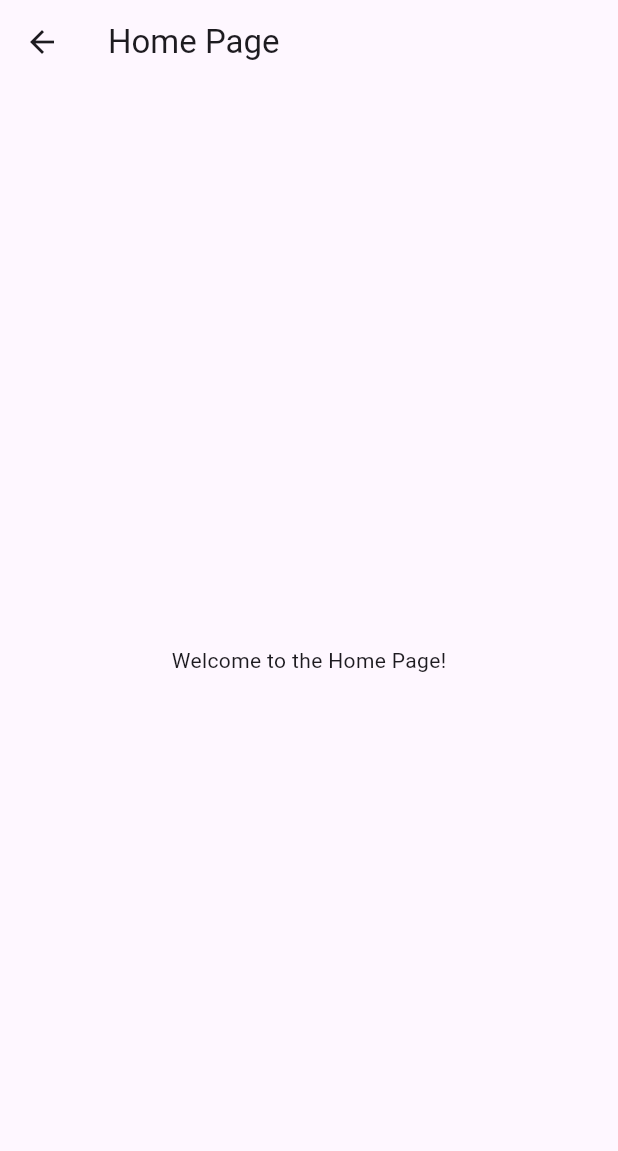
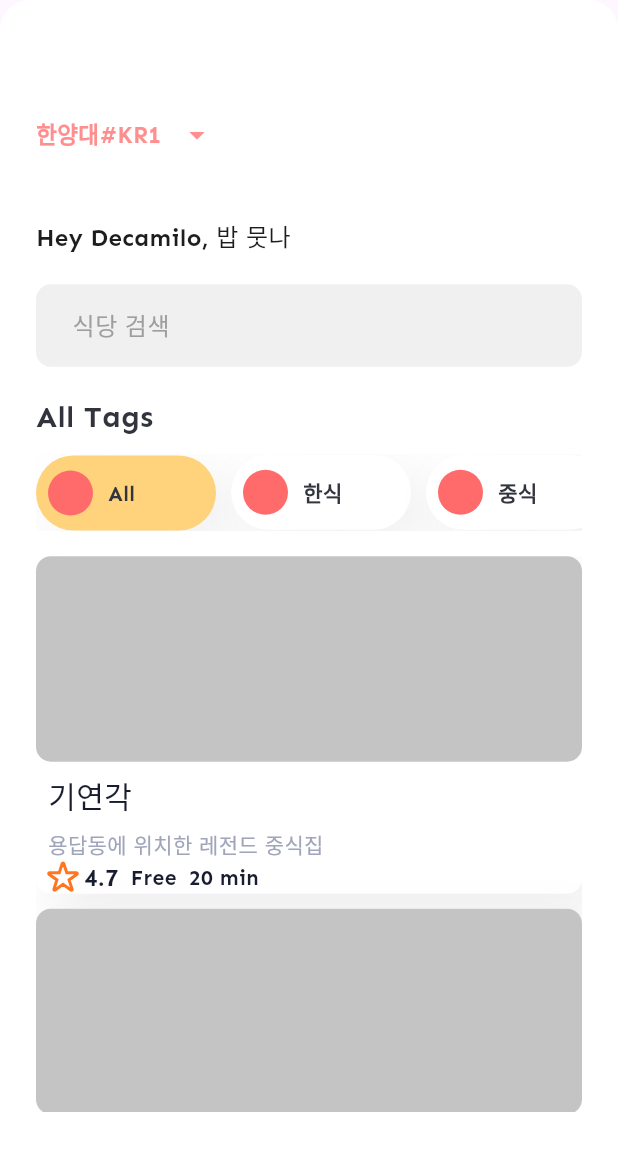
Before and after one commit to Project-MiMi/MM-Frontend, a Flutter app: the HomePage screen opened directly, on a phone screen of 412 x 824 dp. Shown: the top 1151 px of the screen. Run offline on Flutter 3.47's test engine with Material 3 defaults, Android fonts, the phone set to English and light mode, and no system bars.

Commit message:
HomePage

```diff
--- a/mm/lib/Group_Action.dart
+++ b/mm/lib/Group_Action.dart
@@ -8,11 +8,11 @@ class SelectCreateGroup extends StatelessWidget {
     final screenWidth = MediaQuery.of(context).size.width;
     final screenHeight = MediaQuery.of(context).size.height;
 
-    return SingleChildScrollView(
+    return Scaffold(
+      body: SingleChildScrollView(
         child: Center(
           child: Container(
             width: screenWidth,
-          height: screenHeight,
             padding: EdgeInsets.symmetric(horizontal: 16.0, vertical: 20.0),
             decoration: ShapeDecoration(
               color: Colors.white,
@@ -21,9 +21,9 @@ class SelectCreateGroup extends StatelessWidget {
               ),
             ),
             child: Column(
-            mainAxisAlignment: MainAxisAlignment.center,
+              mainAxisSize: MainAxisSize.min, // Column 크기를 콘텐츠에 맞춤
               children: [
-              Spacer(flex: 5),
+                SizedBox(height: screenHeight * 0.35), // 상단 여백, 버튼을 페이지 중앙에 위치하도록 조정
                 Row(
                   mainAxisAlignment: MainAxisAlignment.spaceEvenly,
                   children: [
@@ -31,7 +31,7 @@ class SelectCreateGroup extends StatelessWidget {
                     buildButton(context, '그룹 생성', Icons.add, CreateGroup()),
                   ],
                 ),
-              Spacer(flex: 2),
+                SizedBox(height: screenHeight * 0.3), // 버튼 사이 여백
                 TextButton(
                   onPressed: () {},
                   style: TextButton.styleFrom(
@@ -51,8 +51,9 @@ class SelectCreateGroup extends StatelessWidget {
                     ),
                   ),
                 ),
-              Spacer(flex: 1),
+                SizedBox(height: screenHeight * 0.02), // 하단 여백
               ],
+            ),
           ),
         ),
       ),
--- /dev/null
+++ b/mm/lib/HomePage.dart
@@ -0,0 +1,393 @@
+import 'package:flutter/material.dart';
+
+class HomePage extends StatefulWidget {
+  @override
+  _HomePageState createState() => _HomePageState();
+}
+
+class _HomePageState extends State<HomePage> {
+  String selectedTag = 'All';
+  bool showGroups = false;
+  String selectedGroup = '한양대#KR1';
+  List<String> groups = [
+    '한양대#KR1',
+    '서울대#KR1',
+    '고려대#KR1',
+    '연세대#KR1',
+    '성균관대#KR1'
+  ];
+
+  @override
+  Widget build(BuildContext context) {
+    // 화면의 너비와 높이 가져오기
+    final screenWidth = MediaQuery.of(context).size.width;
+    final screenHeight = MediaQuery.of(context).size.height;
+
+    return Scaffold(
+      body: SingleChildScrollView(
+        child: Stack(
+          children: [
+            Column(
+              children: [
+                Container(
+                  width: screenWidth,
+                  height: screenHeight,
+                  clipBehavior: Clip.antiAlias,
+                  decoration: ShapeDecoration(
+                    color: Colors.white,
+                    shape: RoundedRectangleBorder(
+                      borderRadius: BorderRadius.circular(20),
+                    ),
+                  ),
+                  child: Stack(
+                    children: [
+                      Positioned(
+                        left: 24,
+                        top: screenHeight * 0.08,
+                        child: Column(
+                          crossAxisAlignment: CrossAxisAlignment.start,
+                          children: [
+                            Row(
+                              children: [
+                                Text(
+                                  selectedGroup,
+                                  style: TextStyle(
+                                    color: Color(0xFFFF8F8F),
+                                    fontSize: 15,
+                                    fontFamily: 'Sen',
+                                    fontWeight: FontWeight.w700,
+                                  ),
+                                ),
+                                IconButton(
+                                  icon: Icon(
+                                    showGroups ? Icons.arrow_drop_up : Icons.arrow_drop_down,
+                                    color: Color(0xFFFF8F8F),
+                                  ),
+                                  onPressed: () {
+                                    setState(() {
+                                      showGroups = !showGroups;
+                                    });
+                                  },
+                                ),
+                              ],
+                            ),
+                          ],
+                        ),
+                      ),
+                      Positioned(
+                        left: 24,
+                        top: screenHeight * 0.18,
+                        child: Text(
+                          'Hey Decamilo, 밥 뭇나',
+                          style: TextStyle(
+                            color: Color(0xFF1E1D1D),
+                            fontSize: 16,
+                            fontFamily: 'Sen',
+                            fontWeight: FontWeight.w400,
+                            height: 1.2,
+                          ),
+                        ),
+                      ),
+                      Positioned(
+                        left: 24,
+                        top: screenHeight * 0.23,
+                        child: Container(
+                          width: screenWidth - 48,
+                          height: 62,
+                          child: TextField(
+                            decoration: InputDecoration(
+                              hintText: '식당 검색',
+                              hintStyle: TextStyle(color: Colors.grey),
+                              filled: true,
+                              fillColor: Color(0xFFF0F0F0), // 연한 회색
+                              border: OutlineInputBorder(
+                                borderRadius: BorderRadius.circular(10),
+                                borderSide: BorderSide.none,
+                              ),
+                              contentPadding: EdgeInsets.symmetric(horizontal: 20, vertical: 15),
+                            ),
+                          ),
+                        ),
+                      ),
+                      Positioned(
+                        left: 24,
+                        top: screenHeight * 0.32,
+                        child: Container(
+                          width: screenWidth - 48,
+                          height: 104,
+                          child: Column(
+                            crossAxisAlignment: CrossAxisAlignment.start,
+                            children: [
+                              Text(
+                                'All Tags',
+                                style: TextStyle(
+                                  color: Color(0xFF31343D),
+                                  fontSize: 20,
+                                  fontFamily: 'Sen',
+                                  fontWeight: FontWeight.w400,
+                                ),
+                              ),
+                              SizedBox(height: 10),
+                              SingleChildScrollView(
+                                scrollDirection: Axis.horizontal,
+                                child: Row(
+                                  children: [
+                                    _buildTagButton('All', Color(0xFFFFD27C)),
+                                    _buildTagButton('한식', Colors.white),
+                                    _buildTagButton('중식', Colors.white),
+                                    _buildTagButton('Pizza', Colors.white),
+                                  ],
+                                ),
+                              ),
+                            ],
+                          ),
+                        ),
+                      ),
+                      Positioned(
+                        left: 24,
+                        top: screenHeight * 0.45,
+                        child: Container(
+                          width: screenWidth - 48,
+                          height: screenHeight * 0.45, // Adjusted height to allow scrolling
+                          child: SingleChildScrollView(
+                            child: Column(
+                              children: [
+                                _buildRestaurantButton('기연각', '용답동에 위치한 레전드 중식집', '4.7', 'Free', '20 min'),
+                                _buildRestaurantButton('도네누', 'Burger - Chicken - Riche - Wings', '4.7', 'Free', '20 min'),
+                              ],
+                            ),
+                          ),
+                        ),
+                      ),
+                    ],
+                  ),
+                ),
+              ],
+            ),
+            if (showGroups)
+              Positioned(
+                left: 24,
+                top: screenHeight * 0.12,
+                child: Container(
+                  width: screenWidth - 48,
+                  color: Color(0xFFF0F0F0),
+                  child: Column(
+                    crossAxisAlignment: CrossAxisAlignment.start,
+                    children: groups
+                        .where((group) => group != selectedGroup)
+                        .map((group) => GestureDetector(
+                              onTap: () {
+                                setState(() {
+                                  selectedGroup = group;
+                                  showGroups = false;
+                                });
+                              },
+                              child: Padding(
+                                padding: const EdgeInsets.symmetric(vertical: 10.0, horizontal: 10.0),
+                                child: Text(
+                                  group,
+                                  style: TextStyle(
+                                    color: Color(0xFF676767),
+                                    fontSize: 15,
+                                    fontFamily: 'Sen',
+                                    fontWeight: FontWeight.w700,
+                                  ),
+                                ),
+                              ),
+                            ))
+                        .toList(),
+                  ),
+                ),
+              ),
+          ],
+        ),
+      ),
+    );
+  }
+
+  Widget _buildTagButton(String label, Color backgroundColor) {
+    return GestureDetector(
+      onTapDown: (_) {
+        setState(() {
+          selectedTag = label;
+        });
+      },
+      child: AnimatedContainer(
+        duration: Duration(milliseconds: 100),
+        margin: EdgeInsets.only(right: 10, top: selectedTag == label ? 1 : 0),
+        width: 120,
+        height: 50,
+        decoration: ShapeDecoration(
+          color: selectedTag == label ? Color(0xFFFFD27C) : Colors.white,
+          shape: RoundedRectangleBorder(
+            borderRadius: BorderRadius.circular(25),
+          ),
+          shadows: [
+            BoxShadow(
+              color: Color(0x2696969A),
+              blurRadius: 30,
+              offset: Offset(12, 12),
+              spreadRadius: 0,
+            )
+          ],
+        ),
+        child: Row(
+          children: [
+            SizedBox(width: 8),
+            Container(
+              width: 30,
+              height: 30,
+              decoration: ShapeDecoration(
+                color: Color(0xFFFF6B6B),
+                shape: RoundedRectangleBorder(
+                  borderRadius: BorderRadius.circular(15),
+                ),
+              ),
+            ),
+            SizedBox(width: 10),
+            Text(
+              label,
+              style: TextStyle(
+                color: Color(0xFF32343E),
+                fontSize: 14,
+                fontFamily: 'Sen',
+                fontWeight: FontWeight.w700,
+              ),
+            ),
+          ],
+        ),
+      ),
+    );
+  }
+
+  Widget _buildRestaurantButton(String name, String description, String rating, String delivery, String time) {
+    return GestureDetector(
+      onTapDown: (_) {
+        setState(() {
+          selectedTag = name;
+        });
+      },
+      child: AnimatedContainer(
+        duration: Duration(milliseconds: 100),
+        margin: EdgeInsets.only(bottom: 10, top: selectedTag == name ? 1 : 0),
+        width: double.infinity,
+        height: 225,
+        decoration: ShapeDecoration(
+          color: Colors.white,
+          shape: RoundedRectangleBorder(
+            borderRadius: BorderRadius.circular(10),
+          ),
+          shadows: [
+            BoxShadow(
+              color: Color(0x2696969A),
+              blurRadius: 30,
+              offset: Offset(12, 12),
+              spreadRadius: 0,
+            )
+          ],
+        ),
+        child: Column(
+          crossAxisAlignment: CrossAxisAlignment.start,
+          children: [
+            Container(
+              width: double.infinity,
+              height: 137,
+              decoration: ShapeDecoration(
+                color: Color(0xFFC4C4C4),
+                shape: RoundedRectangleBorder(
+                  borderRadius: BorderRadius.circular(10),
+                ),
+              ),
+            ),
+            Padding(
+              padding: const EdgeInsets.all(8.0),
+              child: Text(
+                name,
+                style: TextStyle(
+                  color: Color(0xFF181C2E),
+                  fontSize: 20,
+                  fontFamily: 'Sen',
+                  fontWeight: FontWeight.w400,
+                ),
+              ),
+            ),
+            Padding(
+              padding: const EdgeInsets.symmetric(horizontal: 8.0),
+              child: Text(
+                description,
+                style: TextStyle(
+                  color: Color(0xFFA0A5BA),
+                  fontSize: 14,
+                  fontFamily: 'Sen',
+                  fontWeight: FontWeight.w400,
+                ),
+              ),
+            ),
+            Padding(
+              padding: const EdgeInsets.symmetric(horizontal: 8.0),
+              child: Row(
+                children: [
+                  Container(
+                    width: 20,
+                    height: 20,
+                    decoration: ShapeDecoration(
+                      shape: StarBorder(
+                        side: BorderSide(
+                          width: 2,
+                          strokeAlign: BorderSide.strokeAlignCenter,
+                          color: Color(0xFFFF7621),
+                        ),
+                        points: 5,
+                        innerRadiusRatio: 0.38,
+                        pointRounding: 0.20,
+                        valleyRounding: 0,
+                        rotation: 0,
+                        squash: 0,
+                      ),
+                    ),
+                  ),
+                  SizedBox(width: 4),
+                  Text(
+                    rating,
+                    style: TextStyle(
+                      color: Color(0xFF181C2E),
+                      fontSize: 16,
+                      fontFamily: 'Sen',
+                      fontWeight: FontWeight.w700,
+                    ),
+                  ),
+                  SizedBox(width: 8),
+                  Flexible(
+                    child: Text(
+                      delivery,
+                      style: TextStyle(
+                        color: Color(0xFF181C2E),
+                        fontSize: 14,
+                        fontFamily: 'Sen',
+                        fontWeight: FontWeight.w400,
+                      ),
+                      overflow: TextOverflow.ellipsis,
+                    ),
+                  ),
+                  SizedBox(width: 8),
+                  Flexible(
+                    child: Text(
+                      time,
+                      style: TextStyle(
+                        color: Color(0xFF181C2E),
+                        fontSize: 14,
+                        fontFamily: 'Sen',
+                        fontWeight: FontWeight.w400,
+                      ),
+                      overflow: TextOverflow.ellipsis,
+                    ),
+                  ),
+                ],
+              ),
+            ),
+          ],
+        ),
+      ),
+    );
+  }
+}
--- a/mm/lib/main.dart
+++ b/mm/lib/main.dart
@@ -1,6 +1,7 @@
 import 'package:flutter/material.dart';
 import 'package:mm/Description1.dart';
 import 'package:mm/Forgot_Password.dart';
+import 'package:mm/HomePage.dart';
 import 'package:mm/Sign_up.dart';
 import 'package:mm/log_in_empty.dart';
 import 'Description1.dart';
@@ -30,7 +31,7 @@ class _IntroPageState extends State<IntroPage> {
     Future.delayed(Duration(seconds: 2), () {
       Navigator.pushReplacement(
         context,
-        MaterialPageRoute(builder: (context) => Description1()),
+        MaterialPageRoute(builder: (context) => HomePage()),
       );
     });
   }
@@ -68,17 +69,3 @@ class _IntroPageState extends State<IntroPage> {
     );
   }
 }
-
-class HomePage extends StatelessWidget {
-  @override
-  Widget build(BuildContext context) {
-    return Scaffold(
-      appBar: AppBar(
-        title: Text('Home Page'),
-      ),
-      body: Center(
-        child: Text('Welcome to the Home Page!'),
-      ),
-    );
-  }
-}
```
Lines whose indentation alone changed are shown as unchanged.
